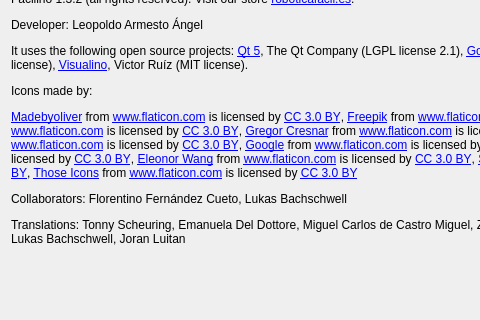
This is src/aboutdialog.ui in roboticafacil/facilino as Qt 5 draws it before an edit; both pictures show x 0 to 480 and y 384 to 704 of the 798 by 704 pixel window. The edited form follows.
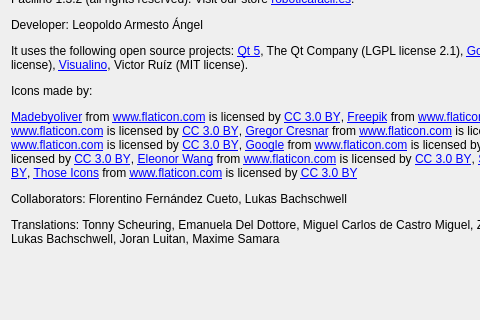
This is the edited form. Icons and pictures are not drawn.

Commit message: modified:   android/.idea/misc.xml 	modified:   android/app/src/main/res/xml/about_acknowledgements.xml 	modified:   roboblocks/html/Facilino.html 	modified:   roboblocks/html/doc/ca-ES/about.html 	modified:   roboblocks/html/doc/en-GB/about.html 	modified:   roboblocks/html/doc/es-ES/about.html 	modified:   roboblocks/html/lang/facilino_fr-FR.json 	modified:   src/aboutdialog.ui

Patch:
```diff
--- a/src/aboutdialog.ui
+++ b/src/aboutdialog.ui
@@ -39,7 +39,7 @@
    <item>
     <widget class="QLabel" name="label_4">
      <property name="text">
-      <string>&lt;html&gt;&lt;head/&gt;&lt;body&gt;&lt;p&gt;Facilino 1.3.2 (all rights reserved). Visit our store &lt;a href=&quot;https://roboticafacil.es&quot;&gt;&lt;span style=&quot; text-decoration: underline; color:#0000ff;&quot;&gt;roboticafacil.es&lt;/span&gt;&lt;/a&gt;.&lt;/p&gt;&lt;p&gt;Developer: Leopoldo Armesto Ángel&lt;/p&gt;&lt;p&gt;It uses the following open source projects: &lt;a href=&quot;http://www.qt.io/&quot;&gt;&lt;span style=&quot; text-decoration: underline; color:#0000ff;&quot;&gt;Qt 5&lt;/span&gt;&lt;/a&gt;, The Qt Company (LGPL license 2.1), &lt;a href=&quot;https://developers.google.com/blockly/&quot;&gt;&lt;span style=&quot; text-decoration: underline; color:#0000ff;&quot;&gt;Google Blockly&lt;/span&gt;&lt;/a&gt; (MIT license), &lt;a href=&quot;https://github.com/bq/roboblocks&quot;&gt;&lt;span style=&quot; text-decoration: underline; color:#0000ff;&quot;&gt;Roboblocks&lt;/span&gt;&lt;/a&gt;, bq (LGPL license), &lt;a href=&quot;http://visualino.net&quot;&gt;&lt;span style=&quot; text-decoration: underline; color:#0000ff;&quot;&gt;Visualino&lt;/span&gt;&lt;/a&gt;, Victor Ruíz (MIT license).&lt;/p&gt;&lt;p&gt;Icons made by:&lt;/p&gt;&lt;p&gt;&lt;a href=&quot; http://www.flaticon.com/authors/madebyoliver&quot;&gt;&lt;span style=&quot; text-decoration: underline; color:#0000ff;&quot;&gt;Madebyoliver&lt;/span&gt;&lt;/a&gt; from &lt;a href=&quot; http://www.flaticon.com&quot;&gt;&lt;span style=&quot; text-decoration: underline; color:#0000ff;&quot;&gt;www.flaticon.com&lt;/span&gt;&lt;/a&gt; is licensed by &lt;a href=&quot;http://creativecommons.org/licenses/by/3.0/&quot;&gt;&lt;span style=&quot; text-decoration: underline; color:#0000ff;&quot;&gt;CC 3.0 BY&lt;/span&gt;&lt;/a&gt;, &lt;a href=&quot;http://www.freepik.com&quot;&gt;&lt;span style=&quot; text-decoration: underline; color:#0000ff;&quot;&gt;Freepik&lt;/span&gt;&lt;/a&gt; from &lt;a href=&quot; http://www.flaticon.com&quot;&gt;&lt;span style=&quot; text-decoration: underline; color:#0000ff;&quot;&gt;www.flaticon.com&lt;/span&gt;&lt;/a&gt; is licensed by &lt;a href=&quot;http://creativecommons.org/licenses/by/3.0/&quot;&gt;&lt;span style=&quot; text-decoration: underline; color:#0000ff;&quot;&gt;CC 3.0 BY&lt;/span&gt;&lt;/a&gt;, &lt;a href=&quot;http://www.flaticon.com/authors/plainicon&quot;&gt;&lt;span style=&quot; text-decoration: underline; color:#0000ff;&quot;&gt;Plainicon&lt;/span&gt;&lt;/a&gt; from &lt;a href=&quot; http://www.flaticon.com&quot;&gt;&lt;span style=&quot; text-decoration: underline; color:#0000ff;&quot;&gt;www.flaticon.com&lt;/span&gt;&lt;/a&gt; is licensed by &lt;a href=&quot;http://creativecommons.org/licenses/by/3.0/&quot;&gt;&lt;span style=&quot; text-decoration: underline; color:#0000ff;&quot;&gt;CC 3.0 BY&lt;/span&gt;&lt;/a&gt;, &lt;a href=&quot;http://www.flaticon.com/authors/gregor-cresnar&quot;&gt;&lt;span style=&quot; text-decoration: underline; color:#0000ff;&quot;&gt;Gregor Cresnar&lt;/span&gt;&lt;/a&gt; from &lt;a href=&quot; http://www.flaticon.com&quot;&gt;&lt;span style=&quot; text-decoration: underline; color:#0000ff;&quot;&gt;www.flaticon.com&lt;/span&gt;&lt;/a&gt; is licensed by &lt;a href=&quot;http://creativecommons.org/licenses/by/3.0/&quot;&gt;&lt;span style=&quot; text-decoration: underline; color:#0000ff;&quot;&gt;CC 3.0 BY&lt;/span&gt;&lt;/a&gt;, &lt;a href=&quot;http://www.flaticon.com/authors/vectors-market&quot;&gt;&lt;span style=&quot; text-decoration: underline; color:#0000ff;&quot;&gt;Vectors Market&lt;/span&gt;&lt;/a&gt; from &lt;a href=&quot; http://www.flaticon.com&quot;&gt;&lt;span style=&quot; text-decoration: underline; color:#0000ff;&quot;&gt;www.flaticon.com&lt;/span&gt;&lt;/a&gt; is licensed by &lt;a href=&quot;http://creativecommons.org/licenses/by/3.0/&quot;&gt;&lt;span style=&quot; text-decoration: underline; color:#0000ff;&quot;&gt;CC 3.0 BY&lt;/span&gt;&lt;/a&gt;, &lt;a href=&quot; http://www.flaticon.com/authors/google&quot;&gt;&lt;span style=&quot; text-decoration: underline; color:#0000ff;&quot;&gt;Google&lt;/span&gt;&lt;/a&gt; from &lt;a href=&quot; http://www.flaticon.com&quot;&gt;&lt;span style=&quot; text-decoration: underline; color:#0000ff;&quot;&gt;www.flaticon.com&lt;/span&gt;&lt;/a&gt; is licensed by &lt;a href=&quot;http://creativecommons.org/licenses/by/3.0/&quot;&gt;&lt;span style=&quot; text-decoration: underline; color:#0000ff;&quot;&gt;CC 3.0 BY&lt;/span&gt;&lt;/a&gt;, &lt;a href=&quot;http://www.flaticon.com/authors/dimitry-miroliubov&quot;&gt;&lt;span style=&quot; text-decoration: underline; color:#0000ff;&quot;&gt;Dimitry Miroliubov&lt;/span&gt;&lt;/a&gt; from &lt;a href=&quot;http://www.flaticon.com&quot;&gt;&lt;span style=&quot; text-decoration: underline; color:#0000ff;&quot;&gt;www.flaticon.com&lt;/span&gt;&lt;/a&gt; is licensed by &lt;a href=&quot;http://creativecommons.org/licenses/by/3.0/&quot;&gt;&lt;span style=&quot; text-decoration: underline; color:#0000ff;&quot;&gt;CC 3.0 BY&lt;/span&gt;&lt;/a&gt;, &lt;a href=&quot; https://www.flaticon.com/authors/eleonor-wang&quot;&gt;&lt;span style=&quot; text-decoration: underline; color:#0000ff;&quot;&gt;Eleonor Wang&lt;/span&gt;&lt;/a&gt; from &lt;a href=&quot;http://www.flaticon.com&quot;&gt;&lt;span style=&quot; text-decoration: underline; color:#0000ff;&quot;&gt;www.flaticon.com&lt;/span&gt;&lt;/a&gt; is licensed by &lt;a href=&quot;http://creativecommons.org/licenses/by/3.0/&quot;&gt;&lt;span style=&quot; text-decoration: underline; color:#0000ff;&quot;&gt;CC 3.0 BY&lt;/span&gt;&lt;/a&gt;, &lt;a href=&quot;https://www.flaticon.com/authors/smashicons&quot;&gt;&lt;span style=&quot; text-decoration: underline; color:#0000ff;&quot;&gt;Smashicons&lt;/span&gt;&lt;/a&gt; from &lt;a href=&quot;http://www.flaticon.com&quot;&gt;&lt;span style=&quot; text-decoration: underline; color:#0000ff;&quot;&gt;www.flaticon.com&lt;/span&gt;&lt;/a&gt; is licensed by &lt;a href=&quot;http://creativecommons.org/licenses/by/3.0/&quot;&gt;&lt;span style=&quot; text-decoration: underline; color:#0000ff;&quot;&gt;CC 3.0 BY&lt;/span&gt;&lt;/a&gt;, &lt;a href=&quot;https://www.flaticon.com/authors/those-icons&quot;&gt;&lt;span style=&quot; text-decoration: underline; color:#0000ff;&quot;&gt;Those Icons&lt;/span&gt;&lt;/a&gt; from &lt;a href=&quot;http://www.flaticon.com&quot;&gt;&lt;span style=&quot; text-decoration: underline; color:#0000ff;&quot;&gt;www.flaticon.com&lt;/span&gt;&lt;/a&gt; is licensed by &lt;a href=&quot;http://creativecommons.org/licenses/by/3.0/&quot;&gt;&lt;span style=&quot; text-decoration: underline; color:#0000ff;&quot;&gt;CC 3.0 BY&lt;/span&gt;&lt;/a&gt;&lt;/p&gt;&lt;p&gt;Collaborators: Florentino Fernández Cueto, Lukas Bachschwell&lt;/p&gt;&lt;p&gt;Translations: Tonny Scheuring, Emanuela Del Dottore, Miguel Carlos de Castro Miguel, Zigor Aldazabal, Aske Klok, Joao Moura,Ruslan Bondar, Lukas Bachschwell, Joran Luitan&lt;/p&gt;&lt;/body&gt;&lt;/html&gt;</string>
+      <string>&lt;html&gt;&lt;head/&gt;&lt;body&gt;&lt;p&gt;Facilino 1.3.2 (all rights reserved). Visit our store &lt;a href=&quot;https://roboticafacil.es&quot;&gt;&lt;span style=&quot; text-decoration: underline; color:#0000ff;&quot;&gt;roboticafacil.es&lt;/span&gt;&lt;/a&gt;.&lt;/p&gt;&lt;p&gt;Developer: Leopoldo Armesto Ángel&lt;/p&gt;&lt;p&gt;It uses the following open source projects: &lt;a href=&quot;http://www.qt.io/&quot;&gt;&lt;span style=&quot; text-decoration: underline; color:#0000ff;&quot;&gt;Qt 5&lt;/span&gt;&lt;/a&gt;, The Qt Company (LGPL license 2.1), &lt;a href=&quot;https://developers.google.com/blockly/&quot;&gt;&lt;span style=&quot; text-decoration: underline; color:#0000ff;&quot;&gt;Google Blockly&lt;/span&gt;&lt;/a&gt; (MIT license), &lt;a href=&quot;https://github.com/bq/roboblocks&quot;&gt;&lt;span style=&quot; text-decoration: underline; color:#0000ff;&quot;&gt;Roboblocks&lt;/span&gt;&lt;/a&gt;, bq (LGPL license), &lt;a href=&quot;http://visualino.net&quot;&gt;&lt;span style=&quot; text-decoration: underline; color:#0000ff;&quot;&gt;Visualino&lt;/span&gt;&lt;/a&gt;, Victor Ruíz (MIT license).&lt;/p&gt;&lt;p&gt;Icons made by:&lt;/p&gt;&lt;p&gt;&lt;a href=&quot; http://www.flaticon.com/authors/madebyoliver&quot;&gt;&lt;span style=&quot; text-decoration: underline; color:#0000ff;&quot;&gt;Madebyoliver&lt;/span&gt;&lt;/a&gt; from &lt;a href=&quot; http://www.flaticon.com&quot;&gt;&lt;span style=&quot; text-decoration: underline; color:#0000ff;&quot;&gt;www.flaticon.com&lt;/span&gt;&lt;/a&gt; is licensed by &lt;a href=&quot;http://creativecommons.org/licenses/by/3.0/&quot;&gt;&lt;span style=&quot; text-decoration: underline; color:#0000ff;&quot;&gt;CC 3.0 BY&lt;/span&gt;&lt;/a&gt;, &lt;a href=&quot;http://www.freepik.com&quot;&gt;&lt;span style=&quot; text-decoration: underline; color:#0000ff;&quot;&gt;Freepik&lt;/span&gt;&lt;/a&gt; from &lt;a href=&quot; http://www.flaticon.com&quot;&gt;&lt;span style=&quot; text-decoration: underline; color:#0000ff;&quot;&gt;www.flaticon.com&lt;/span&gt;&lt;/a&gt; is licensed by &lt;a href=&quot;http://creativecommons.org/licenses/by/3.0/&quot;&gt;&lt;span style=&quot; text-decoration: underline; color:#0000ff;&quot;&gt;CC 3.0 BY&lt;/span&gt;&lt;/a&gt;, &lt;a href=&quot;http://www.flaticon.com/authors/plainicon&quot;&gt;&lt;span style=&quot; text-decoration: underline; color:#0000ff;&quot;&gt;Plainicon&lt;/span&gt;&lt;/a&gt; from &lt;a href=&quot; http://www.flaticon.com&quot;&gt;&lt;span style=&quot; text-decoration: underline; color:#0000ff;&quot;&gt;www.flaticon.com&lt;/span&gt;&lt;/a&gt; is licensed by &lt;a href=&quot;http://creativecommons.org/licenses/by/3.0/&quot;&gt;&lt;span style=&quot; text-decoration: underline; color:#0000ff;&quot;&gt;CC 3.0 BY&lt;/span&gt;&lt;/a&gt;, &lt;a href=&quot;http://www.flaticon.com/authors/gregor-cresnar&quot;&gt;&lt;span style=&quot; text-decoration: underline; color:#0000ff;&quot;&gt;Gregor Cresnar&lt;/span&gt;&lt;/a&gt; from &lt;a href=&quot; http://www.flaticon.com&quot;&gt;&lt;span style=&quot; text-decoration: underline; color:#0000ff;&quot;&gt;www.flaticon.com&lt;/span&gt;&lt;/a&gt; is licensed by &lt;a href=&quot;http://creativecommons.org/licenses/by/3.0/&quot;&gt;&lt;span style=&quot; text-decoration: underline; color:#0000ff;&quot;&gt;CC 3.0 BY&lt;/span&gt;&lt;/a&gt;, &lt;a href=&quot;http://www.flaticon.com/authors/vectors-market&quot;&gt;&lt;span style=&quot; text-decoration: underline; color:#0000ff;&quot;&gt;Vectors Market&lt;/span&gt;&lt;/a&gt; from &lt;a href=&quot; http://www.flaticon.com&quot;&gt;&lt;span style=&quot; text-decoration: underline; color:#0000ff;&quot;&gt;www.flaticon.com&lt;/span&gt;&lt;/a&gt; is licensed by &lt;a href=&quot;http://creativecommons.org/licenses/by/3.0/&quot;&gt;&lt;span style=&quot; text-decoration: underline; color:#0000ff;&quot;&gt;CC 3.0 BY&lt;/span&gt;&lt;/a&gt;, &lt;a href=&quot; http://www.flaticon.com/authors/google&quot;&gt;&lt;span style=&quot; text-decoration: underline; color:#0000ff;&quot;&gt;Google&lt;/span&gt;&lt;/a&gt; from &lt;a href=&quot; http://www.flaticon.com&quot;&gt;&lt;span style=&quot; text-decoration: underline; color:#0000ff;&quot;&gt;www.flaticon.com&lt;/span&gt;&lt;/a&gt; is licensed by &lt;a href=&quot;http://creativecommons.org/licenses/by/3.0/&quot;&gt;&lt;span style=&quot; text-decoration: underline; color:#0000ff;&quot;&gt;CC 3.0 BY&lt;/span&gt;&lt;/a&gt;, &lt;a href=&quot;http://www.flaticon.com/authors/dimitry-miroliubov&quot;&gt;&lt;span style=&quot; text-decoration: underline; color:#0000ff;&quot;&gt;Dimitry Miroliubov&lt;/span&gt;&lt;/a&gt; from &lt;a href=&quot;http://www.flaticon.com&quot;&gt;&lt;span style=&quot; text-decoration: underline; color:#0000ff;&quot;&gt;www.flaticon.com&lt;/span&gt;&lt;/a&gt; is licensed by &lt;a href=&quot;http://creativecommons.org/licenses/by/3.0/&quot;&gt;&lt;span style=&quot; text-decoration: underline; color:#0000ff;&quot;&gt;CC 3.0 BY&lt;/span&gt;&lt;/a&gt;, &lt;a href=&quot; https://www.flaticon.com/authors/eleonor-wang&quot;&gt;&lt;span style=&quot; text-decoration: underline; color:#0000ff;&quot;&gt;Eleonor Wang&lt;/span&gt;&lt;/a&gt; from &lt;a href=&quot;http://www.flaticon.com&quot;&gt;&lt;span style=&quot; text-decoration: underline; color:#0000ff;&quot;&gt;www.flaticon.com&lt;/span&gt;&lt;/a&gt; is licensed by &lt;a href=&quot;http://creativecommons.org/licenses/by/3.0/&quot;&gt;&lt;span style=&quot; text-decoration: underline; color:#0000ff;&quot;&gt;CC 3.0 BY&lt;/span&gt;&lt;/a&gt;, &lt;a href=&quot;https://www.flaticon.com/authors/smashicons&quot;&gt;&lt;span style=&quot; text-decoration: underline; color:#0000ff;&quot;&gt;Smashicons&lt;/span&gt;&lt;/a&gt; from &lt;a href=&quot;http://www.flaticon.com&quot;&gt;&lt;span style=&quot; text-decoration: underline; color:#0000ff;&quot;&gt;www.flaticon.com&lt;/span&gt;&lt;/a&gt; is licensed by &lt;a href=&quot;http://creativecommons.org/licenses/by/3.0/&quot;&gt;&lt;span style=&quot; text-decoration: underline; color:#0000ff;&quot;&gt;CC 3.0 BY&lt;/span&gt;&lt;/a&gt;, &lt;a href=&quot;https://www.flaticon.com/authors/those-icons&quot;&gt;&lt;span style=&quot; text-decoration: underline; color:#0000ff;&quot;&gt;Those Icons&lt;/span&gt;&lt;/a&gt; from &lt;a href=&quot;http://www.flaticon.com&quot;&gt;&lt;span style=&quot; text-decoration: underline; color:#0000ff;&quot;&gt;www.flaticon.com&lt;/span&gt;&lt;/a&gt; is licensed by &lt;a href=&quot;http://creativecommons.org/licenses/by/3.0/&quot;&gt;&lt;span style=&quot; text-decoration: underline; color:#0000ff;&quot;&gt;CC 3.0 BY&lt;/span&gt;&lt;/a&gt;&lt;/p&gt;&lt;p&gt;Collaborators: Florentino Fernández Cueto, Lukas Bachschwell&lt;/p&gt;&lt;p&gt;Translations: Tonny Scheuring, Emanuela Del Dottore, Miguel Carlos de Castro Miguel, Zigor Aldazabal, Aske Klok, Joao Moura,Ruslan Bondar, Lukas Bachschwell, Joran Luitan, Maxime Samara&lt;/p&gt;&lt;/body&gt;&lt;/html&gt;</string>
      </property>
      <property name="wordWrap">
       <bool>true</bool>
```
The commit also changes 7 other files.
